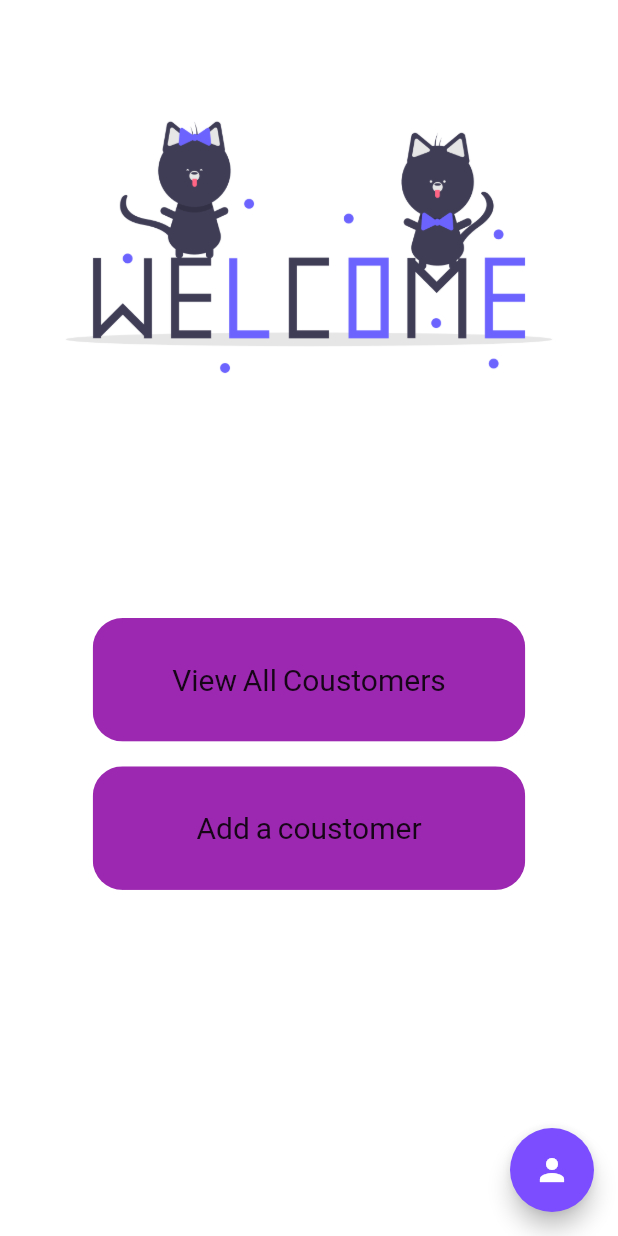
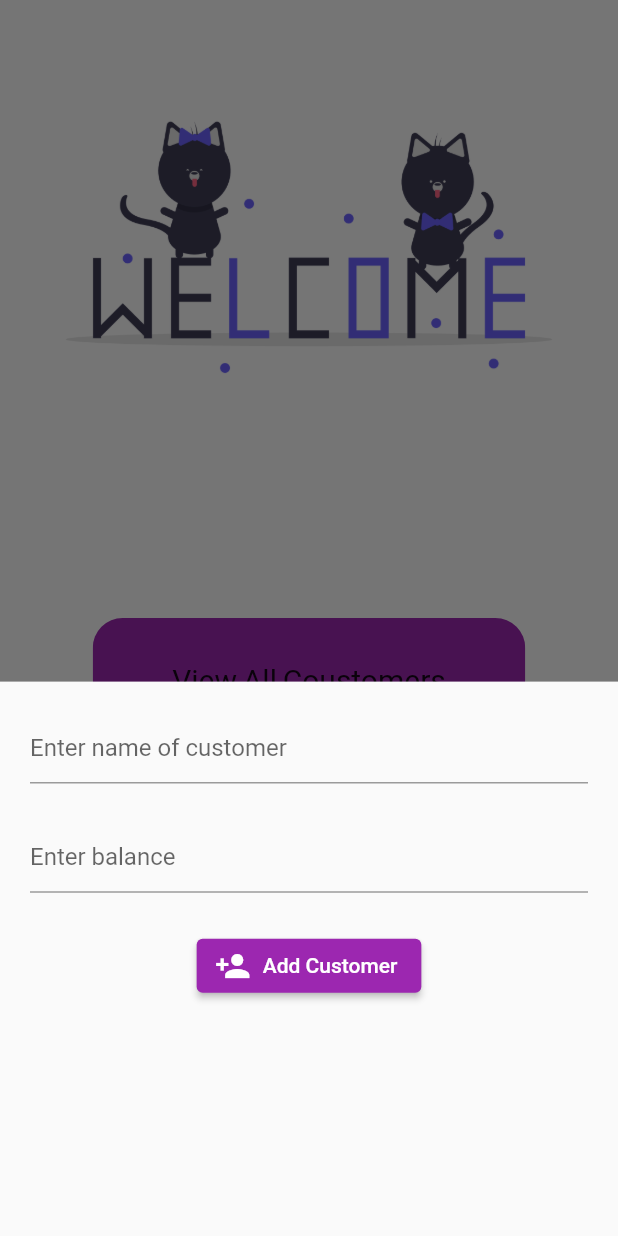
Before and after one commit to DarkNinja15/basic_banking_app, a Flutter app: the HomePage screen opened directly, after a tap on "Add a coustomer", on a phone screen of 412 x 824 dp. Run offline on Flutter 3.47's test engine with Material 2 defaults, Android fonts, the phone set to English and light mode, and no system bars; our stand-ins replace google_fonts; Roboto replaces fonts that are missing (Ubuntu).

Commit message:
added add customer feature

```diff
--- a/banking_app/lib/main.dart
+++ b/banking_app/lib/main.dart
@@ -5,7 +5,9 @@
 import 'package:provider/provider.dart' as pro;
 
 void main() {
-  runApp(MyApp());
+  runApp(
+    const MyApp(),
+  );
 }
 
 class MyApp extends StatelessWidget {
@@ -20,7 +22,7 @@
         )
       ],
       child: MaterialApp(
-          home: HomePage(),
+          home: const HomePage(),
           theme: ThemeData(
             fontFamily: GoogleFonts.roboto().fontFamily,
           )),
--- a/banking_app/lib/models/user.dart
+++ b/banking_app/lib/models/user.dart
@@ -1,9 +1,9 @@
 class User {
-  String id;
+  String? id;
   String name;
   double balance;
   User({
-    required this.id,
+    this.id,
     required this.name,
     required this.balance,
   });
--- a/banking_app/lib/pages/home_page.dart
+++ b/banking_app/lib/pages/home_page.dart
@@ -1,9 +1,26 @@
 import 'package:banking_app/pages/info_page.dart';
+import 'package:banking_app/providers/provider.dart';
 import 'package:flutter/material.dart';
 import 'package:google_fonts/google_fonts.dart';
+import 'package:provider/provider.dart' as pro;
 
-class HomePage extends StatelessWidget {
+class HomePage extends StatefulWidget {
   const HomePage({Key? key}) : super(key: key);
+
+  @override
+  State<HomePage> createState() => _HomePageState();
+}
+
+class _HomePageState extends State<HomePage> {
+  TextEditingController namecontroller = TextEditingController();
+  TextEditingController amtcontroller = TextEditingController();
+
+  @override
+  void dispose() {
+    super.dispose();
+    namecontroller.dispose();
+    amtcontroller.dispose();
+  }
 
   @override
   Widget build(BuildContext context) {
@@ -46,7 +63,58 @@ class HomePage extends StatelessWidget {
                 height: size.height * 0.02,
               ),
               GestureDetector(
-                onTap: () {},
+                onTap: () {
+                  showModalBottomSheet(
+                      context: context,
+                      builder: (BuildContext context) {
+                        return Padding(
+                          padding: const EdgeInsets.all(20.0),
+                          child: SizedBox(
+                            height: MediaQuery.of(context).size.height * 0.4,
+                            child: Column(
+                              children: [
+                                TextField(
+                                  controller: namecontroller,
+                                  keyboardType: TextInputType.text,
+                                  decoration: const InputDecoration(
+                                    hintText: 'Enter name of customer',
+                                  ),
+                                ),
+                                SizedBox(
+                                  height:
+                                      MediaQuery.of(context).size.height * 0.03,
+                                ),
+                                TextField(
+                                  controller: amtcontroller,
+                                  keyboardType: TextInputType.number,
+                                  decoration: const InputDecoration(
+                                      hintText: 'Enter balance'),
+                                ),
+                                SizedBox(
+                                  height:
+                                      MediaQuery.of(context).size.height * 0.03,
+                                ),
+                                ElevatedButton.icon(
+                                  onPressed: () {
+                                    pro.Provider.of<Provider>(context,
+                                            listen: false)
+                                        .addCustomer(
+                                      namecontroller.text,
+                                      double.parse(amtcontroller.text),
+                                    );
+                                  },
+                                  style: ElevatedButton.styleFrom(
+                                    primary: Colors.purple,
+                                  ),
+                                  icon: const Icon(Icons.person_add),
+                                  label: const Text('Add Customer'),
+                                )
+                              ],
+                            ),
+                          ),
+                        );
+                      });
+                },
                 child: ClipRRect(
                   borderRadius: BorderRadius.circular(20),
                   child: SizedBox(
--- a/banking_app/lib/providers/provider.dart
+++ b/banking_app/lib/providers/provider.dart
@@ -12,4 +12,14 @@ class Provider with ChangeNotifier {
     _customer[0].balance += amt;
     notifyListeners();
   }
+
+  addCustomer(String name, double amt) {
+    _customer.add(User(
+      name: name,
+      balance: amt,
+      id: _customer.length.toString(),
+    ));
+    print('length = ${_customer.length}');
+    notifyListeners();
+  }
 }
```
